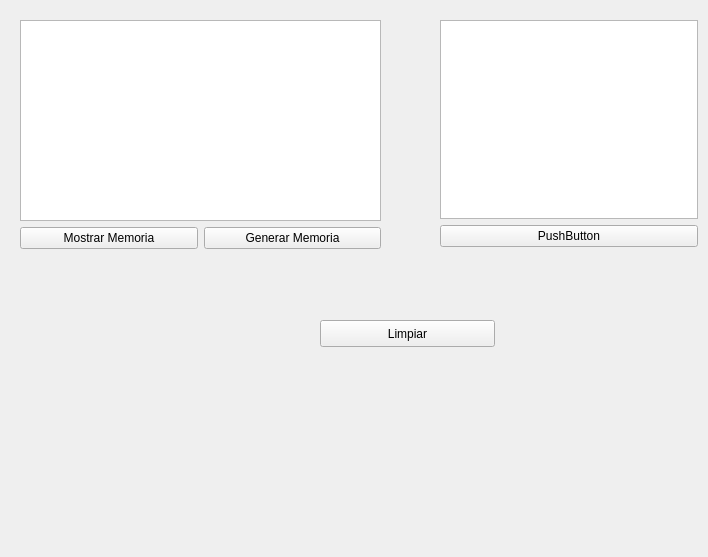
Old version of the form LernMatrix.ui in the repository P1R/lernmatrix.
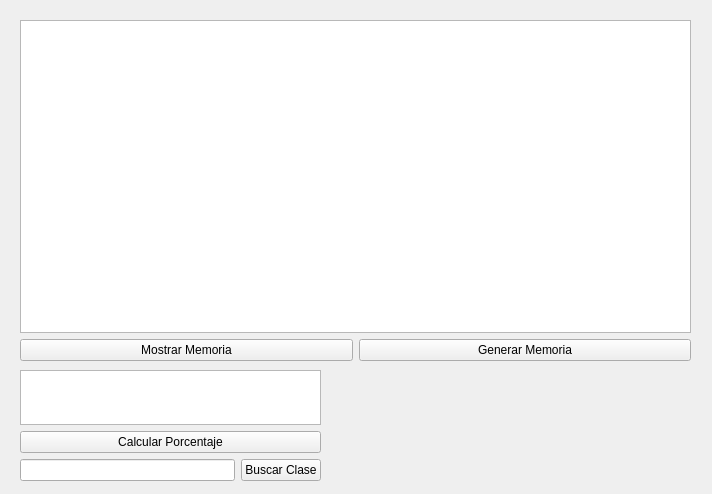
New version of the form.

Commit message: Agregado Mostrar Memoria y Generar Memoria

Patch:
```diff
--- a/LernMatrix.ui
+++ b/LernMatrix.ui
@@ -6,20 +6,32 @@
    <rect>
     <x>0</x>
     <y>0</y>
-    <width>708</width>
-    <height>557</height>
+    <width>712</width>
+    <height>494</height>
    </rect>
   </property>
+  <property name="minimumSize">
+   <size>
+    <width>712</width>
+    <height>494</height>
+   </size>
+  </property>
+  <property name="maximumSize">
+   <size>
+    <width>712</width>
+    <height>494</height>
+   </size>
+  </property>
   <property name="windowTitle">
    <string>Form</string>
   </property>
   <widget class="QWidget" name="layoutWidget">
    <property name="geometry">
     <rect>
-     <x>440</x>
-     <y>20</y>
-     <width>258</width>
-     <height>227</height>
+     <x>20</x>
+     <y>370</y>
+     <width>301</width>
+     <height>111</height>
     </rect>
    </property>
    <layout class="QVBoxLayout" name="verticalLayout">
@@ -29,10 +41,28 @@
     <item>
      <widget class="QPushButton" name="pushButton_3">
       <property name="text">
-       <string>PushButton</string>
+       <string>Calcular Porcentaje</string>
       </property>
      </widget>
     </item>
+    <item>
+     <layout class="QHBoxLayout" name="horizontalLayout_2">
+      <item>
+       <layout class="QHBoxLayout" name="horizontalLayout_3">
+        <item>
+         <widget class="QLineEdit" name="lineEdit"/>
+        </item>
+        <item>
+         <widget class="QPushButton" name="pushButton_4">
+          <property name="text">
+           <string>Buscar Clase</string>
+          </property>
+         </widget>
+        </item>
+       </layout>
+      </item>
+     </layout>
+    </item>
    </layout>
   </widget>
   <widget class="QWidget" name="layoutWidget">
@@ -40,8 +70,8 @@
     <rect>
      <x>20</x>
      <y>20</y>
-     <width>361</width>
-     <height>229</height>
+     <width>671</width>
+     <height>341</height>
     </rect>
    </property>
    <layout class="QVBoxLayout" name="verticalLayout_2">
@@ -58,7 +88,7 @@
        </widget>
       </item>
       <item>
-       <widget class="QPushButton" name="pushButton_4">
+       <widget class="QPushButton" name="pushButton_2">
         <property name="text">
          <string>Generar Memoria</string>
         </property>
@@ -68,19 +98,13 @@
     </item>
    </layout>
   </widget>
-  <widget class="QPushButton" name="pushButton_2">
-   <property name="geometry">
-    <rect>
-     <x>320</x>
-     <y>320</y>
-     <width>175</width>
-     <height>27</height>
-    </rect>
-   </property>
-   <property name="text">
-    <string>Limpiar</string>
-   </property>
-  </widget>
+  <zorder>layoutWidget</zorder>
+  <zorder>layoutWidget</zorder>
+  <zorder>pushButton_3</zorder>
+  <zorder>pushButton_4</zorder>
+  <zorder>pushButton_3</zorder>
+  <zorder>pushButton_4</zorder>
+  <zorder>lineEdit</zorder>
  </widget>
  <resources/>
  <connections>
```
Left out of the diff: 59 changed lines with no effect on the pictures. The commit also changes 1 other file.
